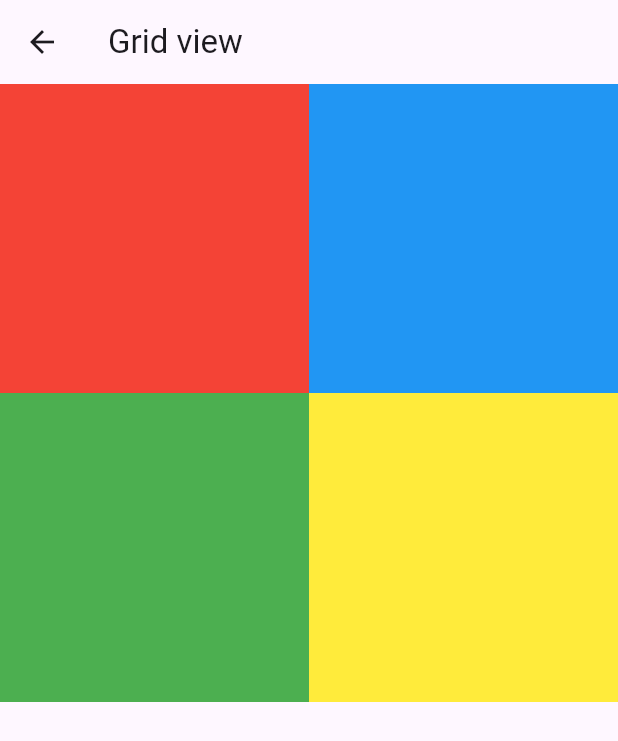
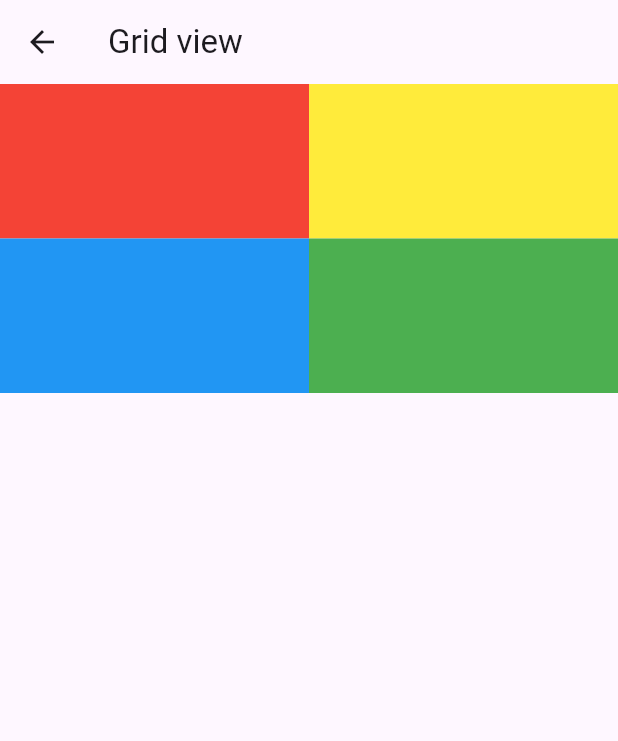
Before and after one commit to thongya/hplayer, a Flutter app: the DetailScreen screen opened directly, on a phone screen of 412 x 824 dp. Shown: the top 741 px of the screen. Run offline on Flutter 3.47's test engine with Material 3 defaults, Android fonts, the phone set to English and light mode, and no system bars; our stand-ins replace just_audio, sqflite; accounts and stored records are empty; network calls fail.

Commit message:
added image gridview listtile more

```diff
--- a/f_practice/lib/image_grid.dart
+++ b/f_practice/lib/image_grid.dart
@@ -51,11 +51,24 @@ class DetailScreen extends StatelessWidget {
     return Scaffold(
       appBar: AppBar(title: Text('Grid view'),),
       body: GridView.count(crossAxisCount: 2,
+      childAspectRatio: 2,
       children: [
-        Container(color: Colors.red, height: 100),
-        Container(color: Colors.blue, height: 100),
-        Container(color: Colors.green, height: 100),
-        Container(color: Colors.yellow, height: 100),
+        Container(
+          color: Colors.red,
+          height: 100,
+          child: Text('amar name', style: TextStyle(color: Colors.white, height: 100),),),
+        Container(
+          color: Colors.yellow,
+          height: 100,
+          child: Text('amar name', style: TextStyle(color: Colors.greenAccent, height: 100),),),
+        Container(
+          color: Colors.blue,
+          height: 100,
+          child: Text('amar name', style: TextStyle(color: Colors.orange, height: 100),),),
+        Container(
+          color: Colors.green,
+          height: 100,
+          child: Text('amar name', style: TextStyle(color: Colors.yellow, height: 100),),),
       ],
       ),
     );
```
